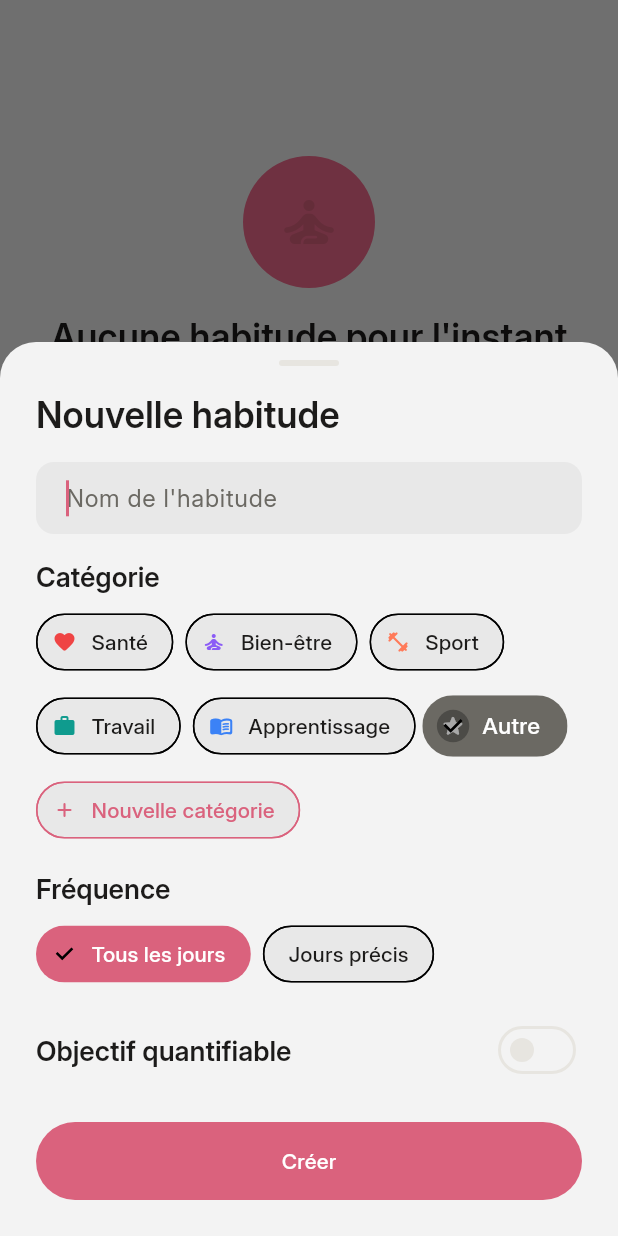
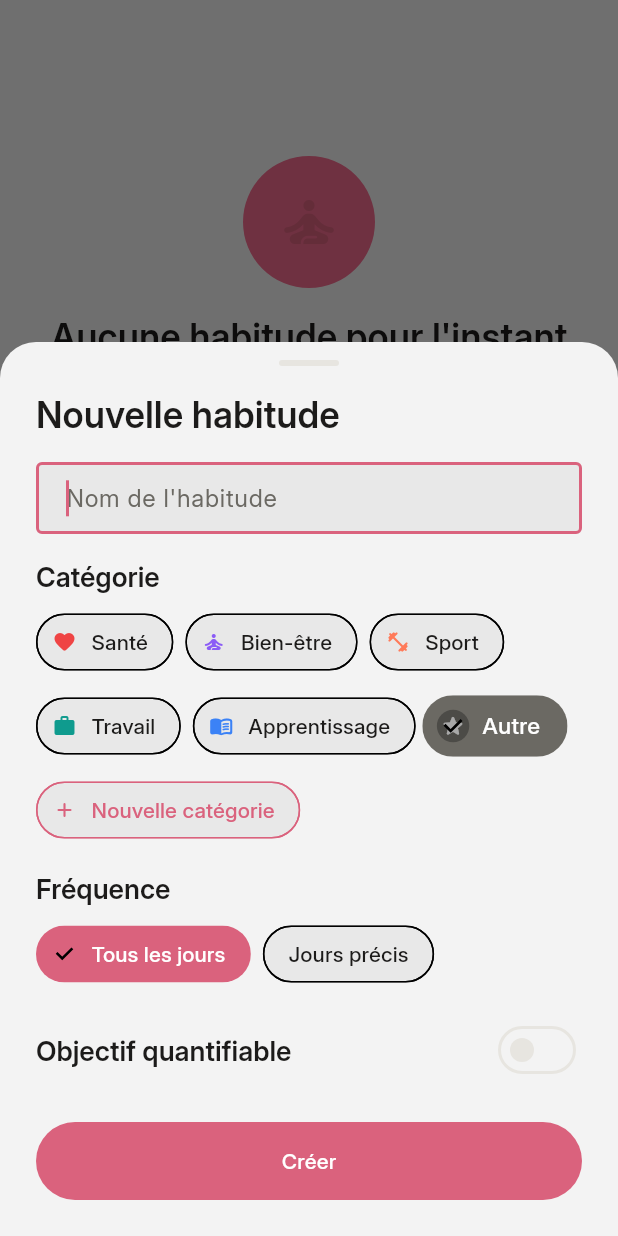
Before and after one commit to Rahim10020/HabitTracker-Mkoko-, a Flutter app: the screen it shows after launch, after a tap on "Créer une habitude", on a phone screen of 412 x 824 dp. Run offline on Flutter 3.47's test engine with Material 3 defaults, Android fonts, the phone set to English and light mode, and no system bars; our stand-ins replace confetti, drift, drift_flutter, flutter_heatmap_calendar, flutter_local_notifications, flutter_slidable and 3 more; missing offline and left inert: home_widget; accounts and stored records are empty; generated files the repository leaves out were written again.

Commit message:
use border width and border color in app textfield

```diff
--- a/lib/components/app_text_field.dart
+++ b/lib/components/app_text_field.dart
@@ -10,6 +10,8 @@
 class AppTextField extends StatelessWidget {
   final TextEditingController controller;
   final String hintText;
+  final double borderWidth;
+  final Color? borderColor;
   final bool autofocus;
   final bool enabled;
   final bool obscureText;
@@ -21,6 +23,8 @@
     super.key,
     required this.controller,
     required this.hintText,
+    this.borderWidth = 0,
+    this.borderColor,
     this.autofocus = false,
     this.enabled = true,
     this.obscureText = false,
@@ -49,9 +53,11 @@
           horizontal: AppSpacing.lg,
           vertical: AppSpacing.md,
         ),
-        border: const OutlineInputBorder(
-          borderSide: BorderSide.none,
-          borderRadius: BorderRadius.all(Radius.circular(AppRadius.md)),
+        border: OutlineInputBorder(
+          borderSide: BorderSide(
+            color: borderColor ?? colorScheme.outline,
+            width: borderWidth,
+          ),
         ),
       ),
     );
```
